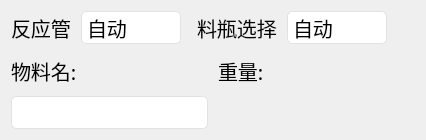
Qt form materialFeeder/subMateUi/MaterialsSelect.ui (shukcs/HS_1103) before a commit.
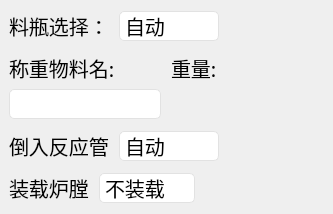
The same form after that commit. The open tabs and pages were chosen to show the change. Icons and pictures are not drawn. Custom widgets are drawn as their Qt base class.

Commit message: 1.修改编程界面 2.日志倒入导出 3.进料恢复功能 4.运行程序界面

Patch:
```diff
--- a/materialFeeder/subMateUi/MaterialsSelect.ui
+++ b/materialFeeder/subMateUi/MaterialsSelect.ui
@@ -6,8 +6,8 @@
    <rect>
     <x>0</x>
     <y>0</y>
-    <width>426</width>
-    <height>140</height>
+    <width>333</width>
+    <height>202</height>
    </rect>
   </property>
   <property name="windowTitle">
@@ -51,9 +51,12 @@
    <property name="spacing">
     <number>12</number>
    </property>
+   <property name="leftMargin">
+    <number>9</number>
+   </property>
    <item>
-    <widget class="QWidget" name="widget" native="true">
-     <layout class="QHBoxLayout" name="horizontalLayout">
+    <widget class="QWidget" name="w_bottle" native="true">
+     <layout class="QHBoxLayout" name="horizontalLayout_5">
       <property name="spacing">
        <number>10</number>
       </property>
@@ -70,14 +73,14 @@
        <number>0</number>
       </property>
       <item>
-       <widget class="QLabel" name="label_4">
+       <widget class="QLabel" name="label_6">
         <property name="text">
-         <string>反应管</string>
+         <string>料瓶选择：</string>
         </property>
        </widget>
       </item>
       <item>
-       <widget class="QComboBox" name="cmb_tube">
+       <widget class="QComboBox" name="cmb_bottle">
         <property name="minimumSize">
          <size>
           <width>100</width>
@@ -92,12 +95,12 @@
        </widget>
       </item>
       <item>
-       <spacer name="horizontalSpacer_2">
+       <spacer name="horizontalSpacer_5">
         <property name="orientation">
          <enum>Qt::Horizontal</enum>
         </property>
         <property name="sizeType">
-         <enum>QSizePolicy::Fixed</enum>
+         <enum>QSizePolicy::Expanding</enum>
         </property>
         <property name="sizeHint" stdset="0">
          <size>
@@ -107,139 +110,20 @@
         </property>
        </spacer>
       </item>
-      <item>
-       <widget class="QStackedWidget" name="stackedWidget">
-        <property name="currentIndex">
-         <number>0</number>
-        </property>
-        <widget class="QWidget" name="p_stove">
-         <layout class="QHBoxLayout" name="horizontalLayout_2">
-          <property name="spacing">
-           <number>10</number>
-          </property>
-          <property name="leftMargin">
-           <number>0</number>
-          </property>
-          <property name="topMargin">
-           <number>0</number>
-          </property>
-          <property name="rightMargin">
-           <number>0</number>
-          </property>
-          <property name="bottomMargin">
-           <number>0</number>
-          </property>
-          <item>
-           <widget class="QLabel" name="label">
-            <property name="text">
-             <string>装载炉膛</string>
-            </property>
-           </widget>
-          </item>
-          <item>
-           <widget class="QComboBox" name="cmb_ch">
-            <property name="minimumSize">
-             <size>
-              <width>75</width>
-              <height>30</height>
-             </size>
-            </property>
-            <item>
-             <property name="text">
-              <string>炉膛1</string>
-             </property>
-            </item>
-            <item>
-             <property name="text">
-              <string>炉膛2</string>
-             </property>
-            </item>
-            <item>
-             <property name="text">
-              <string>不装载</string>
-             </property>
-            </item>
-           </widget>
-          </item>
-          <item>
-           <spacer name="horizontalSpacer">
-            <property name="orientation">
-             <enum>Qt::Horizontal</enum>
-            </property>
-            <property name="sizeHint" stdset="0">
-             <size>
-              <width>45</width>
-              <height>0</height>
-             </size>
-            </property>
-           </spacer>
-          </item>
-         </layout>
-        </widget>
-        <widget class="QWidget" name="p_bottle">
-         <layout class="QHBoxLayout" name="horizontalLayout_3">
-          <property name="spacing">
-           <number>10</number>
-          </property>
-          <property name="leftMargin">
-           <number>0</number>
-          </property>
-          <property name="topMargin">
-           <number>0</number>
-          </property>
-          <property name="rightMargin">
-           <number>0</number>
-          </property>
-          <property name="bottomMargin">
-           <number>0</number>
-          </property>
-          <item>
-           <widget class="QLabel" name="label_5">
-            <property name="text">
-             <string>料瓶选择</string>
-            </property>
-           </widget>
-          </item>
-          <item>
-           <widget class="QComboBox" name="cmb_bottle">
-            <property name="minimumSize">
-             <size>
-              <width>100</width>
-              <height>30</height>
-             </size>
-            </property>
-            <item>
-             <property name="text">
-              <string>自动</string>
-             </property>
-            </item>
-           </widget>
-          </item>
-          <item>
-           <spacer name="horizontalSpacer_3">
-            <property name="orientation">
-             <enum>Qt::Horizontal</enum>
-            </property>
-            <property name="sizeHint" stdset="0">
-             <size>
-              <width>9</width>
-              <height>0</height>
-             </size>
-            </property>
-           </spacer>
-          </item>
-         </layout>
-        </widget>
-       </widget>
-      </item>
      </layout>
     </widget>
    </item>
    <item>
     <layout class="QGridLayout" name="gridLayout">
-     <property name="spacing">
+     <property name="leftMargin">
+      <number>0</number>
+     </property>
+     <property name="horizontalSpacing">
       <number>10</number>
      </property>
+     <property name="verticalSpacing">
+      <number>6</number>
+     </property>
      <item row="0" column="0">
       <widget class="QLabel" name="label_2">
        <property name="minimumSize">
@@ -249,7 +133,10 @@
         </size>
        </property>
        <property name="text">
-        <string>物料名:</string>
+        <string>称重物料名:</string>
+       </property>
+       <property name="alignment">
+        <set>Qt::AlignLeading|Qt::AlignLeft|Qt::AlignVCenter</set>
        </property>
       </widget>
      </item>
@@ -264,6 +151,9 @@
        <property name="text">
         <string>重量:</string>
        </property>
+       <property name="alignment">
+        <set>Qt::AlignLeading|Qt::AlignLeft|Qt::AlignVCenter</set>
+       </property>
       </widget>
      </item>
      <item row="1" column="0">
@@ -280,19 +170,157 @@
          <height>30</height>
         </size>
        </property>
-       <property name="maximumSize">
-        <size>
-         <width>16777215</width>
-         <height>120</height>
-        </size>
-       </property>
       </widget>
      </item>
      <item row="1" column="1">
-      <widget class="SpinCust" name="w_id" native="true"/>
+      <widget class="SpinCust" name="w_id" native="true">
+       <property name="sizePolicy">
+        <sizepolicy hsizetype="Preferred" vsizetype="Fixed">
+         <horstretch>0</horstretch>
+         <verstretch>0</verstretch>
+        </sizepolicy>
+       </property>
+       <property name="minimumSize">
+        <size>
+         <width>0</width>
+         <height>30</height>
+        </size>
+       </property>
+      </widget>
      </item>
     </layout>
    </item>
+   <item>
+    <widget class="QWidget" name="widget" native="true">
+     <layout class="QHBoxLayout" name="horizontalLayout">
+      <property name="spacing">
+       <number>10</number>
+      </property>
+      <property name="leftMargin">
+       <number>0</number>
+      </property>
+      <property name="topMargin">
+       <number>0</number>
+      </property>
+      <property name="rightMargin">
+       <number>0</number>
+      </property>
+      <property name="bottomMargin">
+       <number>0</number>
+      </property>
+      <item>
+       <widget class="QLabel" name="label_4">
+        <property name="text">
+         <string>倒入反应管</string>
+        </property>
+       </widget>
+      </item>
+      <item>
+       <widget class="QComboBox" name="cmb_tube">
+        <property name="minimumSize">
+         <size>
+          <width>100</width>
+          <height>30</height>
+         </size>
+        </property>
+        <item>
+         <property name="text">
+          <string>自动</string>
+         </property>
+        </item>
+       </widget>
+      </item>
+      <item>
+       <spacer name="horizontalSpacer_2">
+        <property name="orientation">
+         <enum>Qt::Horizontal</enum>
+        </property>
+        <property name="sizeType">
+         <enum>QSizePolicy::Expanding</enum>
+        </property>
+        <property name="sizeHint" stdset="0">
+         <size>
+          <width>6</width>
+          <height>0</height>
+         </size>
+        </property>
+       </spacer>
+      </item>
+     </layout>
+    </widget>
+   </item>
+   <item>
+    <widget class="QWidget" name="w_stove" native="true">
+     <layout class="QHBoxLayout" name="horizontalLayout_4">
+      <property name="spacing">
+       <number>10</number>
+      </property>
+      <property name="leftMargin">
+       <number>0</number>
+      </property>
+      <property name="topMargin">
+       <number>0</number>
+      </property>
+      <property name="rightMargin">
+       <number>0</number>
+      </property>
+      <property name="bottomMargin">
+       <number>0</number>
+      </property>
+      <item>
+       <widget class="QLabel" name="label">
+        <property name="text">
+         <string>装载炉膛</string>
+        </property>
+       </widget>
+      </item>
+      <item>
+       <widget class="QComboBox" name="cmb_ch">
+        <property name="minimumSize">
+         <size>
+          <width>75</width>
+          <height>30</height>
+         </size>
+        </property>
+        <property name="currentIndex">
+         <number>2</number>
+        </property>
+        <item>
+         <property name="text">
+          <string>炉膛1</string>
+         </property>
+        </item>
+        <item>
+         <property name="text">
+          <string>炉膛2</string>
+         </property>
+        </item>
+        <item>
+         <property name="text">
+          <string>不装载</string>
+         </property>
+        </item>
+       </widget>
+      </item>
+      <item>
+       <spacer name="horizontalSpacer_4">
+        <property name="orientation">
+         <enum>Qt::Horizontal</enum>
+        </property>
+        <property name="sizeType">
+         <enum>QSizePolicy::Expanding</enum>
+        </property>
+        <property name="sizeHint" stdset="0">
+         <size>
+          <width>6</width>
+          <height>0</height>
+         </size>
+        </property>
+       </spacer>
+      </item>
+     </layout>
+    </widget>
+   </item>
   </layout>
  </widget>
  <customwidgets>
```
The commit also changes 30 other files.
